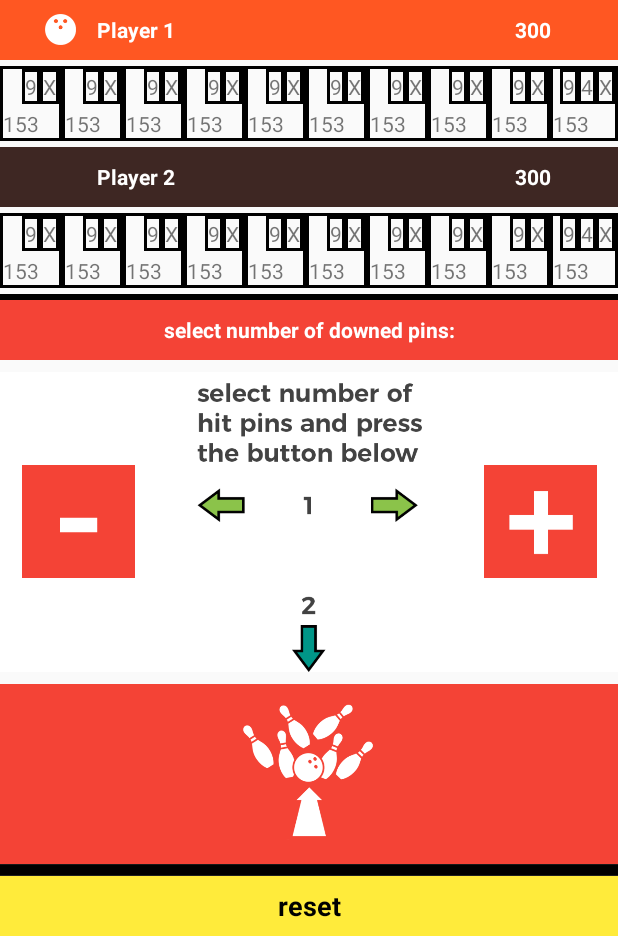
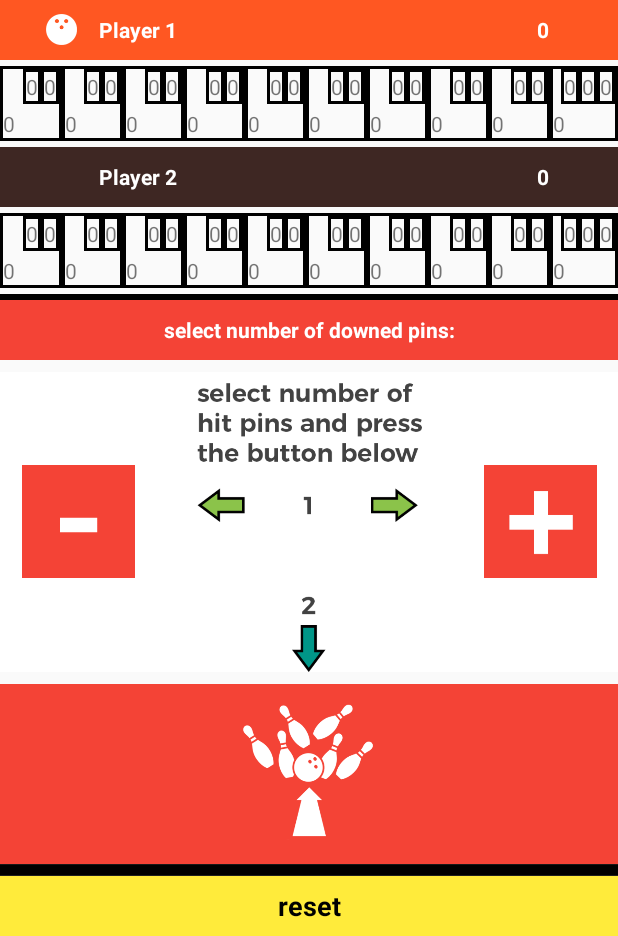
Before and after one commit to adriantache/Bowling-Scoring, an Android app: the screen it shows after launch (MainActivity), on a phone screen of 412 x 824 dp, the part 300-1236 px from its top. Run offline under Robolectric (Android 15) with nearby library versions, the light colour scheme and no system bars.

Commit message:
Code cleanup and minor tweaks

```diff
--- a/app/src/main/java/com/adriantache/bowlingscoring/MainActivity.java
+++ b/app/src/main/java/com/adriantache/bowlingscoring/MainActivity.java
@@ -7,7 +7,6 @@ import android.support.v7.app.AppCompatActivity;
 import android.view.View;
 import android.widget.ImageView;
 import android.widget.TextView;
-import android.widget.Toast;
 
 public class MainActivity extends AppCompatActivity {
 
@@ -116,7 +115,7 @@ public class MainActivity extends AppCompatActivity {
         activePlayer1 = findViewById(R.id.activePlayer1);
         activePlayer2 = findViewById(R.id.activePlayer2);
 
-        // find all score TextViews
+        // find all score TextViews (masked by splash screen)
         frame1Score1Player1 = findViewById(R.id.frame1Score1Player1);
         frame1Score2Player1 = findViewById(R.id.frame1Score2Player1);
         frame2Score1Player1 = findViewById(R.id.frame2Score1Player1);
@@ -870,11 +869,15 @@ public class MainActivity extends AppCompatActivity {
         ImageView image3 = findViewById(R.id.plus);
         image3.setClickable(false);
 
+        //hide active player icon
+        activePlayer1.setVisibility(activePlayer1.INVISIBLE);
+        activePlayer2.setVisibility(activePlayer2.INVISIBLE);
+
         // use pin selection ImageView to display winner
-        if (tScorePlayer1>tScorePlayer2) {
+        if (tScorePlayer1 > tScorePlayer2) {
             Drawable player1Win = getResources().getDrawable(R.drawable.playeronewin);
             imageViewDownedPins.setImageDrawable(player1Win);
-        } else if (tScorePlayer2>tScorePlayer1) {
+        } else if (tScorePlayer2 > tScorePlayer1) {
             Drawable player2Win = getResources().getDrawable(R.drawable.playertwowin);
             imageViewDownedPins.setImageDrawable(player2Win);
         } else {
@@ -885,7 +888,8 @@ public class MainActivity extends AppCompatActivity {
 
     // recursively calculate score for each frame, taking into account strikes and spares
     private void calculateScore() {
-        // declaring work variables
+        // declaring work variables; k is the score pointer, l is the frame pointer,
+        // x is a placeholder to decode scores
         int k;
         int l = frameNumber;
         int x;
@@ -940,7 +944,6 @@ public class MainActivity extends AppCompatActivity {
             }
 
             // calculate scores for current frame and those before it
-            //!!! limit this to frames possibly modified by current shot (fN - 1?)
             while (l > 0) {
 
                 k = l * 2;
@@ -979,15 +982,16 @@ public class MainActivity extends AppCompatActivity {
                 l--;
             }
             tScorePlayer1 = frameTotalScoresPlayer1[frameNumber];
+
+            // logic for second player
         } else {
             frameTotalScoresPlayer2 = new int[11];
 
-            // process frame 10 first, if it is the current frame
+            // 0. process frame 10 first, if it is the current frame
             if (l == 10) {
                 k = l * 2 - 2;
 
                 // 1. first process frame 10 scores, since there are no special rules
-                // !!! decode spare
                 frameTotalScoresPlayer2[l] = frameScoresPlayer2[k + 1] + frameScoresPlayer2[k + 2] + frameScoresPlayer2[k + 3];
 
                 // 2. then just use the recursive for the rest of the frames
@@ -1004,7 +1008,7 @@ public class MainActivity extends AppCompatActivity {
                         strikeScore = frameScoresPlayer2[k + k % 2 + 3];
                     } else if (strikeScore < 0) {
                         strikeScore = Math.abs(strikeScore);
-                }
+                    }
 
                     // decode scores and add strike or spare scores
                     x = frameScoresPlayer2[k];
@@ -1027,13 +1031,11 @@ public class MainActivity extends AppCompatActivity {
             }
 
             // calculate scores for current frame and those before it
-            //!!! limit this to frames possibly modified by current shot (fN - 1?)
             while (l > 0) {
 
                 k = l * 2;
 
                 while (k > 0) {
-                    // add "future" scores for strike and spare calculation
                     // add "future" scores for strike and spare calculation and decode
                     lastScore = frameScoresPlayer2[k + k % 2 + 1];
                     if (lastScore == 40) {
@@ -1090,7 +1092,7 @@ public class MainActivity extends AppCompatActivity {
     // reset the game
     public void resetGame(View v) {
 
-        // reset all scores
+        // reset all scores and active player icon
         frameScoresPlayer1 = new int[22];
         frameScoresPlayer2 = new int[22];
         frameTotalScoresPlayer1 = new int[11];
@@ -1109,7 +1111,7 @@ public class MainActivity extends AppCompatActivity {
         extraScore = false;
         maxPins = 10;
 
-        // set number of pins to the instructions
+        // set number of pins ImageView to the instructions
         Drawable instructions = getResources().getDrawable(R.drawable.instructions);
         imageViewDownedPins.setImageDrawable(instructions);
 
--- a/app/src/main/res/layout/activity_main.xml
+++ b/app/src/main/res/layout/activity_main.xml
@@ -47,7 +47,7 @@
             android:layout_marginRight="16dp"
             android:layout_weight="1"
             android:gravity="center_vertical"
-            android:text="300"
+            android:text="0"
             android:textColor="#fff"
             android:textStyle="bold" />
 
@@ -74,7 +74,7 @@
                 android:layout_height="wrap_content"
                 android:layout_alignParentBottom="true"
                 android:layout_alignParentLeft="true"
-                android:text="153"
+                android:text="0"
                 android:textSize="14sp" />
 
             <TextView
@@ -85,7 +85,7 @@
                 android:layout_alignParentTop="true"
                 android:background="@drawable/border"
                 android:padding="2dp"
-                android:text="X"
+                android:text="0"
                 android:textSize="14sp" />
 
             <TextView
@@ -96,7 +96,7 @@
                 android:layout_toLeftOf="@id/frame1Score2Player1"
                 android:background="@drawable/border"
                 android:padding="2dp"
-                android:text="9"
+                android:text="0"
                 android:textSize="14sp" />
 
         </RelativeLayout>
@@ -114,7 +114,7 @@
                 android:layout_height="wrap_content"
                 android:layout_alignParentBottom="true"
                 android:layout_alignParentLeft="true"
-                android:text="153"
+                android:text="0"
                 android:textSize="14sp" />
 
             <TextView
@@ -125,7 +125,7 @@
                 android:layout_alignParentTop="true"
                 android:background="@drawable/border"
                 android:padding="2dp"
-                android:text="X"
+                android:text="0"
                 android:textSize="14sp" />
 
             <TextView
@@ -136,7 +136,7 @@
                 android:layout_toLeftOf="@id/frame2Score2Player1"
                 android:background="@drawable/border"
                 android:padding="2dp"
-                android:text="9"
+                android:text="0"
                 android:textSize="14sp" />
 
         </RelativeLayout>
@@ -154,7 +154,7 @@
                 android:layout_height="wrap_content"
                 android:layout_alignParentBottom="true"
                 android:layout_alignParentLeft="true"
-                android:text="153"
+                android:text="0"
                 android:textSize="14sp" />
 
             <TextView
@@ -165,7 +165,7 @@
                 android:layout_alignParentTop="true"
                 android:background="@drawable/border"
                 android:padding="2dp"
-                android:text="X"
+                android:text="0"
                 android:textSize="14sp" />
 
             <TextView
@@ -176,7 +176,7 @@
                 android:layout_toLeftOf="@id/frame3Score2Player1"
                 android:background="@drawable/border"
                 android:padding="2dp"
-                android:text="9"
+                android:text="0"
                 android:textSize="14sp" />
 
         </RelativeLayout>
@@ -194,7 +194,7 @@
                 android:layout_height="wrap_content"
                 android:layout_alignParentBottom="true"
                 android:layout_alignParentLeft="true"
-                android:text="153"
+                android:text="0"
                 android:textSize="14sp" />
 
             <TextView
@@ -205,7 +205,7 @@
                 android:layout_alignParentTop="true"
                 android:background="@drawable/border"
                 android:padding="2dp"
-                android:text="X"
+                android:text="0"
                 android:textSize="14sp" />
 
             <TextView
@@ -216,7 +216,7 @@
                 android:layout_toLeftOf="@id/frame4Score2Player1"
                 android:background="@drawable/border"
                 android:padding="2dp"
-                android:text="9"
+                android:text="0"
                 android:textSize="14sp" />
 
         </RelativeLayout>
@@ -234,7 +234,7 @@
                 android:layout_height="wrap_content"
                 android:layout_alignParentBottom="true"
                 android:layout_alignParentLeft="true"
-                android:text="153"
+                android:text="0"
                 android:textSize="14sp" />
 
             <TextView
@@ -245,7 +245,7 @@
                 android:layout_alignParentTop="true"
                 android:background="@drawable/border"
                 android:padding="2dp"
-                android:text="X"
+                android:text="0"
                 android:textSize="14sp" />
 
             <TextView
@@ -256,7 +256,7 @@
                 android:layout_toLeftOf="@id/frame5Score2Player1"
                 android:background="@drawable/border"
                 android:padding="2dp"
-                android:text="9"
+                android:text="0"
                 android:textSize="14sp" />
 
         </RelativeLayout>
@@ -274,7 +274,7 @@
                 android:layout_height="wrap_content"
                 android:layout_alignParentBottom="true"
                 android:layout_alignParentLeft="true"
-                android:text="153"
+                android:text="0"
                 android:textSize="14sp" />
 
             <TextView
@@ -285,7 +285,7 @@
                 android:layout_alignParentTop="true"
                 android:background="@drawable/border"
                 android:padding="2dp"
-                android:text="X"
+                android:text="0"
                 android:textSize="14sp" />
 
             <TextView
@@ -296,7 +296,7 @@
                 android:layout_toLeftOf="@id/frame6Score2Player1"
                 android:background="@drawable/border"
                 android:padding="2dp"
-                android:text="9"
+                android:text="0"
                 android:textSize="14sp" />
 
 
@@ -315,7 +315,7 @@
                 android:layout_height="wrap_content"
                 android:layout_alignParentBottom="true"
                 android:layout_alignParentLeft="true"
-                android:text="153"
+                android:text="0"
                 android:textSize="14sp" />
 
             <TextView
@@ -326,7 +326,7 @@
                 android:layout_alignParentTop="true"
                 android:background="@drawable/border"
                 android:padding="2dp"
-                android:text="X"
+                android:text="0"
                 android:textSize="14sp" />
 
             <TextView
@@ -337,7 +337,7 @@
                 android:layout_toLeftOf="@id/frame7Score2Player1"
                 android:background="@drawable/border"
                 android:padding="2dp"
-                android:text="9"
+                android:text="0"
                 android:textSize="14sp" />
 
         </RelativeLayout>
@@ -355,7 +355,7 @@
                 android:layout_height="wrap_content"
                 android:layout_alignParentBottom="true"
                 android:layout_alignParentLeft="true"
-                android:text="153"
+                android:text="0"
                 android:textSize="14sp" />
 
             <TextView
@@ -366,7 +366,7 @@
                 android:layout_alignParentTop="true"
                 android:background="@drawable/border"
                 android:padding="2dp"
-                android:text="X"
+                android:text="0"
                 android:textSize="14sp" />
 
             <TextView
@@ -377,7 +377,7 @@
                 android:layout_toLeftOf="@id/frame8Score2Player1"
                 android:background="@drawable/border"
                 android:padding="2dp"
-                android:text="9"
+                android:text="0"
                 android:textSize="14sp" />
 
         </RelativeLayout>
@@ -395,7 +395,7 @@
                 android:layout_height="wrap_content"
                 android:layout_alignParentBottom="true"
                 android:layout_alignParentLeft="true"
-                android:text="153"
+                android:text="0"
                 android:textSize="14sp" />
 
             <TextView
@@ -406,7 +406,7 @@
                 android:layout_alignParentTop="true"
                 android:background="@drawable/border"
                 android:padding="2dp"
-                android:text="X"
+                android:text="0"
                 android:textSize="14sp" />
 
             <TextView
@@ -417,7 +417,7 @@
                 android:layout_toLeftOf="@id/frame9Score2Player1"
                 android:background="@drawable/border"
                 android:padding="2dp"
-                android:text="9"
+                android:text="0"
                 android:textSize="14sp" />
 
         </RelativeLayout>
@@ -435,7 +435,7 @@
                 android:layout_height="wrap_content"
                 android:layout_alignParentBottom="true"
                 android:layout_alignParentLeft="true"
-                android:text="153"
+                android:text="0"
                 android:textSize="14sp" />
 
             <TextView
@@ -446,7 +446,7 @@
                 android:layout_alignParentTop="true"
                 android:background="@drawable/border"
                 android:padding="2dp"
-                android:text="X"
+                android:text="0"
                 android:textSize="14sp" />
 
             <TextView
@@ -457,7 +457,7 @@
                 android:layout_toLeftOf="@id/frame10Score3Player1"
                 android:background="@drawable/border"
                 android:padding="2dp"
-                android:text="4"
+                android:text="0"
                 android:textSize="14sp" />
 
             <TextView
@@ -468,7 +468,7 @@
                 android:layout_toLeftOf="@id/frame10Score2Player1"
                 android:background="@drawable/border"
                 android:padding="2dp"
-                android:text="9"
+                android:text="0"
                 android:textSize="14sp" />
 
         </RelativeLayout>
@@ -510,7 +510,7 @@
             android:layout_marginRight="16dp"
             android:layout_weight="1"
             android:gravity="center_vertical"
-            android:text="300"
+            android:text="0"
             android:textColor="#fff"
             android:textStyle="bold" />
 
@@ -538,7 +538,7 @@
                 android:layout_height="wrap_content"
                 android:layout_alignParentBottom="true"
                 android:layout_alignParentLeft="true"
-                android:text="153"
+                android:text="0"
                 android:textSize="14sp" />
 
             <TextView
@@ -549,7 +549,7 @@
                 android:layout_alignParentTop="true"
                 android:background="@drawable/border"
                 android:padding="2dp"
-                android:text="X"
+                android:text="0"
                 android:textSize="14sp" />
 
             <TextView
@@ -560,7 +560,7 @@
                 android:layout_toLeftOf="@id/frame1Score2Player2"
                 android:background="@drawable/border"
                 android:padding="2dp"
-                android:text="9"
+                android:text="0"
                 android:textSize="14sp" />
 
         </RelativeLayout>
@@ -578,7 +578,7 @@
                 android:layout_height="wrap_content"
                 android:layout_alignParentBottom="true"
                 android:layout_alignParentLeft="true"
-                android:text="153"
+                android:text="0"
                 android:textSize="14sp" />
 
             <TextView
@@ -589,7 +589,7 @@
                 android:layout_alignParentTop="true"
                 android:background="@drawable/border"
                 android:padding="2dp"
-                android:text="X"
+                android:text="0"
                 android:textSize="14sp" />
 
             <TextView
@@ -600,7 +600,7 @@
                 android:layout_toLeftOf="@id/frame2Score2Player2"
                 android:background="@drawable/border"
                 android:padding="2dp"
-                android:text="9"
+                android:text="0"
                 android:textSize="14sp" />
 
         </RelativeLayout>
@@ -618,7 +618,7 @@
                 android:layout_height="wrap_content"
                 android:layout_alignParentBottom="true"
                 android:layout_alignParentLeft="true"
-                android:text="153"
+                android:text="0"
                 android:textSize="14sp" />
 
             <TextView
@@ -629,7 +629,7 @@
                 android:layout_alignParentTop="true"
                 android:background="@drawable/border"
                 android:padding="2dp"
-                android:text="X"
+                android:text="0"
                 android:textSize="14sp" />
 
             <TextView
@@ -640,7 +640,7 @@
                 android:layout_toLeftOf="@id/frame3Score2Player2"
                 android:background="@drawable/border"
                 android:padding="2dp"
-                android:text="9"
+                android:text="0"
                 android:textSize="14sp" />
 
         </RelativeLayout>
@@ -658,7 +658,7 @@
                 android:layout_height="wrap_content"
                 android:layout_alignParentBottom="true"
                 android:layout_alignParentLeft="true"
-                android:text="153"
+                android:text="0"
                 android:textSize="14sp" />
 
             <TextView
@@ -669,7 +669,7 @@
                 android:layout_alignParentTop="true"
                 android:background="@drawable/border"
                 android:padding="2dp"
-                android:text="X"
+                android:text="0"
                 android:textSize="14sp" />
 
             <TextView
@@ -680,7 +680,7 @@
                 android:layout_toLeftOf="@id/frame4Score2Player2"
                 android:background="@drawable/border"
                 android:padding="2dp"
-                android:text="9"
+                android:text="0"
                 android:textSize="14sp" />
 
         </RelativeLayout>
@@ -698,7 +698,7 @@
                 android:layout_height="wrap_content"
                 android:layout_alignParentBottom="true"
                 android:layout_alignParentLeft="true"
-                android:text="153"
+                android:text="0"
                 android:textSize="14sp" />
 
             <TextView
@@ -709,7 +709,7 @@
                 android:layout_alignParentTop="true"
                 android:background="@drawable/border"
                 android:padding="2dp"
-                android:text="X"
+                android:text="0"
                 android:textSize="14sp" />
 
             <TextView
@@ -720,7 +720,7 @@
                 android:layout_toLeftOf="@id/frame5Score2Player2"
                 android:background="@drawable/border"
                 android:padding="2dp"
-                android:text="9"
+                android:text="0"
                 android:textSize="14sp" />
 
         </RelativeLayout>
@@ -738,7 +738,7 @@
                 android:layout_height="wrap_content"
                 android:layout_alignParentBottom="true"
                 android:layout_alignParentLeft="true"
-                android:text="153"
+                android:text="0"
                 android:textSize="14sp" />
 
             <TextView
@@ -749,7 +749,7 @@
                 android:layout_alignParentTop="true"
                 android:background="@drawable/border"
                 android:padding="2dp"
-                android:text="X"
+                android:text="0"
                 android:textSize="14sp" />
 
             <TextView
@@ -760,7 +760,7 @@
                 android:layout_toLeftOf="@id/frame6Score2Player2"
                 android:background="@drawable/border"
                 android:padding="2dp"
-                android:text="9"
+                android:text="0"
                 android:textSize="14sp" />
 
 
@@ -779,7 +779,7 @@
                 android:layout_height="wrap_content"
                 android:layout_alignParentBottom="true"
                 android:layout_alignParentLeft="true"
-                android:text="153"
+                android:text="0"
                 android:textSize="14sp" />
 
             <TextView
@@ -790,7 +790,7 @@
                 android:layout_alignParentTop="true"
                 android:background="@drawable/border"
                 android:padding="2dp"
-                android:text="X"
+                android:text="0"
                 android:textSize="14sp" />
 
             <TextView
@@ -801,7 +801,7 @@
                 android:layout_toLeftOf="@id/frame7Score2Player2"
                 android:background="@drawable/border"
                 android:padding="2dp"
-                android:text="9"
+                android:text="0"
                 android:textSize="14sp" />
 
         </RelativeLayout>
@@ -819,7 +819,7 @@
                 android:layout_height="wrap_content"
                 android:layout_alignParentBottom="true"
                 android:layout_alignParentLeft="true"
-                android:text="153"
+                android:text="0"
                 android:textSize="14sp" />
 
             <TextView
@@ -830,7 +830,7 @@
                 android:layout_alignParentTop="true"
                 android:background="@drawable/border"
                 android:padding="2dp"
-                android:text="X"
+                android:text="0"
                 android:textSize="14sp" />
 
             <TextView
@@ -841,7 +841,7 @@
                 android:layout_toLeftOf="@id/frame8Score2Player2"
                 android:background="@drawable/border"
                 android:padding="2dp"
-                android:text="9"
+                android:text="0"
                 android:textSize="14sp" />
 
         </RelativeLayout>
@@ -859,7 +859,7 @@
                 android:layout_height="wrap_content"
                 android:layout_alignParentBottom="true"
                 android:layout_alignParentLeft="true"
-                android:text="153"
+                android:text="0"
                 android:textSize="14sp" />
 
             <TextView
@@ -870,7 +870,7 @@
                 android:layout_alignParentTop="true"
                 android:background="@drawable/border"
                 android:padding="2dp"
-                android:text="X"
+                android:text="0"
                 android:textSize="14sp" />
 
             <TextView
@@ -881,7 +881,7 @@
                 android:layout_toLeftOf="@id/frame9Score2Player2"
                 android:background="@drawable/border"
                 android:padding="2dp"
-                android:text="9"
+                android:text="0"
                 android:textSize="14sp" />
 
         </RelativeLayout>
@@ -899,7 +899,7 @@
                 android:layout_height="wrap_content"
                 android:layout_alignParentBottom="true"
                 android:layout_alignParentLeft="true"
-                android:text="153"
+                android:text="0"
                 android:textSize="14sp" />
 
             <TextView
@@ -910,7 +910,7 @@
                 android:layout_alignParentTop="true"
                 android:background="@drawable/border"
                 android:padding="2dp"
-                android:text="X"
+                android:text="0"
                 android:textSize="14sp" />
 
             <TextView
@@ -921,7 +921,7 @@
                 android:layout_toLeftOf="@id/frame10Score3Player2"
                 android:background="@drawable/border"
                 android:padding="2dp"
-                android:text="4"
+                android:text="0"
                 android:textSize="14sp" />
 
             <TextView
@@ -932,7 +932,7 @@
                 android:layout_toLeftOf="@id/frame10Score2Player2"
                 android:background="@drawable/border"
                 android:padding="2dp"
-                android:text="9"
+                android:text="0"
                 android:textSize="14sp" />
 
         </RelativeLayout>
```
Also changed, not shown: app/src/main/res/drawable/draw.jpg (renamed from app/src/main/res/drawable-xxhdpi/draw.jpg), app/src/main/res/drawable/playeronewin.jpg (renamed from app/src/main/res/drawable-xxhdpi/playeronewin.jpg), app/src/main/res/drawable/playertwowin.jpg (renamed from app/src/main/res/drawable-xxhdpi/playertwowin.jpg).
